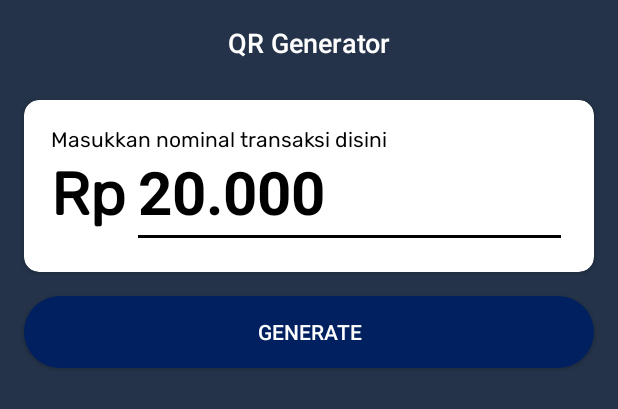
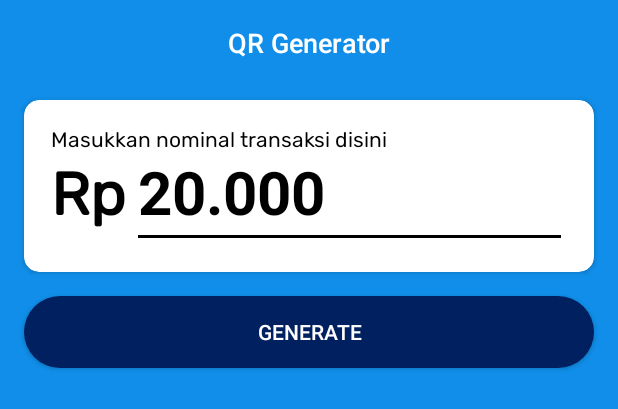
Before and after one commit to kelompok-progmob/fintech, an Android app: the layout activity_qrgenerator.xml on its own in the app's theme, with its tools: preview values and no code run, on a phone screen of 412 x 824 dp. Shown: the top 409 px of the screen. Run offline under Robolectric (Android 15) with nearby library versions, the phone set to English and light mode, and no system bars.

Commit message:
Layout QRGenerator 3

```diff
--- a/app/src/main/res/layout/activity_qrgenerator.xml
+++ b/app/src/main/res/layout/activity_qrgenerator.xml
@@ -5,7 +5,7 @@
     android:layout_width="match_parent"
     android:layout_height="match_parent"
     tools:context=".QRGeneratorActivity"
-    android:background="@color/colorSecondary">
+    android:background="#108ee9">
 
     <TextView
         android:id="@+id/textView4"
```
